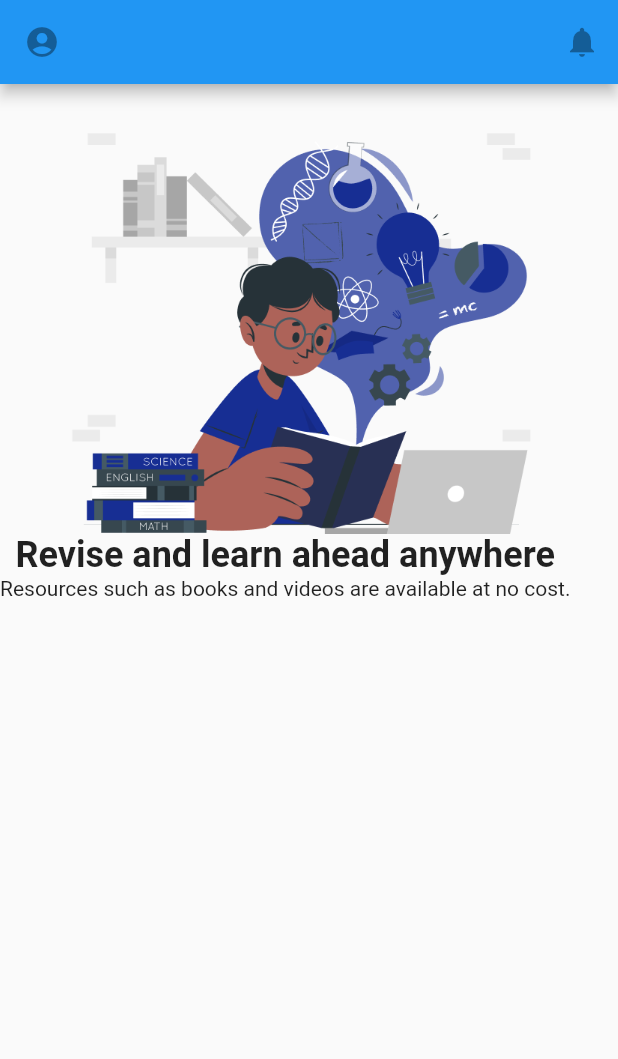
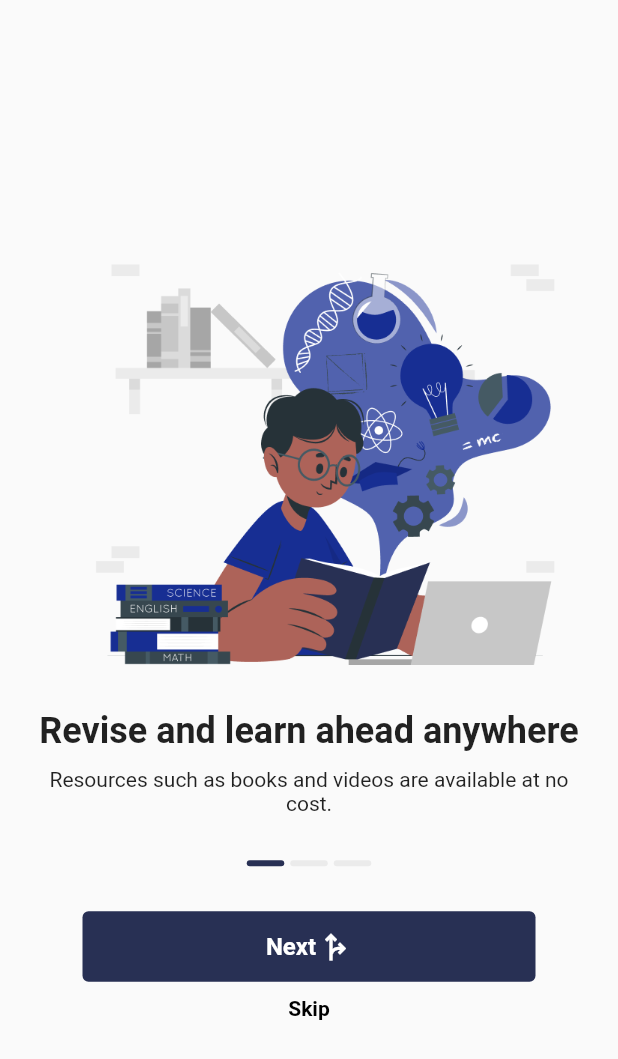
Before and after one commit to eaPeter/Accra_International_School_FlutterApp, a Flutter app: the screen it shows after launch, on a phone screen of 412 x 824 dp. Shown: the top 1059 px of the screen. Run offline on Flutter 3.47's test engine with Material 2 defaults, Android fonts, the phone set to English and light mode, and no system bars.

Commit message:
more edits made

```diff
--- a/lib/main.dart
+++ b/lib/main.dart
@@ -1,4 +1,5 @@
 import 'package:flutter/material.dart';
+import 'home.dart';
 
 void main() {
   runApp(const MyApp());
@@ -9,33 +10,119 @@ class MyApp extends StatelessWidget {
 
   @override
   Widget build(BuildContext context) {
+    // final ButtonStyle styling = ElevatedButton.styleFrom(
+    //   primary: const Color(0xFF283054),
+    // );
+    initialRoute:
+    '/home';
     return MaterialApp(
       home: Scaffold(
-        appBar: AppBar(
-            // title: const Text("AppBar Demo"),
-            leading: const IconButton(
-                onPressed: null, icon: Icon(Icons.account_circle_rounded)),
-            actions: const <Widget>[
-              IconButton(onPressed: null, icon: Icon(Icons.notifications))
-            ]),
-        body: Container(
+        // appBar: AppBar(
+        //     // title: const Text("AppBar Demo"),
+        //     leading: const IconButton(
+        //         onPressed: null, icon: Icon(Icons.account_circle_rounded)),
+        //     actions: const <Widget>[
+        //       IconButton(onPressed: null, icon: Icon(Icons.notifications))
+        //     ]),
+        body: Padding(
+          padding: const EdgeInsets.symmetric(horizontal: 16),
           child: Column(
+            mainAxisAlignment: MainAxisAlignment.center,
+            crossAxisAlignment: CrossAxisAlignment.center,
             children: [
               Image.asset(
                 'assets/images/onboarding1.png',
                 width: 327.61,
                 height: 300,
               ),
-              const Text(
+              const Padding(
+                padding: EdgeInsets.only(top: 30),
+                child: Text(
                   "Revise and learn ahead anywhere",
                   style: TextStyle(
                     fontSize: 24,
                     fontWeight: FontWeight.w600,
                   ),
+                  textAlign: TextAlign.center,
                 ),
-              const Text(
+              ),
+              const Padding(
+                padding: EdgeInsets.only(top: 10),
+                child: Text(
                   "Resources such as books and videos are available at no cost.",
                   style: TextStyle(fontSize: 14),
+                  textAlign: TextAlign.center,
+                ),
+              ),
+              Padding(
+                padding: const EdgeInsets.all(30.0),
+                child: Row(
+                  mainAxisAlignment: MainAxisAlignment.center,
+                  crossAxisAlignment: CrossAxisAlignment.center,
+                  children: [
+                    Container(
+                      margin: const EdgeInsets.symmetric(horizontal: 2.0),
+                      width: 25,
+                      height: 4,
+                      decoration: const BoxDecoration(
+                          color: Color(0xFF283054),
+                          borderRadius: BorderRadius.all(Radius.circular(4))),
+                    ),
+                    Container(
+                      margin: const EdgeInsets.symmetric(horizontal: 2.0),
+                      width: 25,
+                      height: 4,
+                      decoration: const BoxDecoration(
+                          color: Color(0xFFEBEBEB),
+                          borderRadius: BorderRadius.all(Radius.circular(4))),
+                    ),
+                    Container(
+                      margin: const EdgeInsets.symmetric(horizontal: 2.0),
+                      width: 25,
+                      height: 4,
+                      decoration: const BoxDecoration(
+                          color: Color(0xFFEBEBEB),
+                          borderRadius: BorderRadius.all(Radius.circular(4))),
+                    ),
+                  ],
+                ),
+              ),
+              SizedBox(
+                width: 302,
+                height: 47,
+                child: ElevatedButton(
+                    onPressed: null,
+                    style: ButtonStyle(
+                        backgroundColor: MaterialStateProperty.all<Color>(
+                            const Color(0xFF283054))),
+                    child: Row(
+                      mainAxisAlignment: MainAxisAlignment.center,
+                      crossAxisAlignment: CrossAxisAlignment.center,
+                      children: const [
+                        Text(
+                          "Next",
+                          style: TextStyle(
+                            color: Colors.white,
+                            fontSize: 16,
+                            fontWeight: FontWeight.w600,
+                          ),
+                        ),
+                        Icon(
+                          Icons.fork_right_outlined,
+                          color: Colors.white,
+                        ),
+                      ],
+                    )),
+              ),
+              const Padding(
+                padding: EdgeInsets.only(top: 10),
+                child: Text(
+                  "Skip",
+                  style: TextStyle(
+                      color: Colors.black,
+                      fontSize: 14,
+                      fontWeight: FontWeight.w600),
+                ),
               )
             ],
           ),
```
Lines whose indentation alone changed are shown as unchanged.
